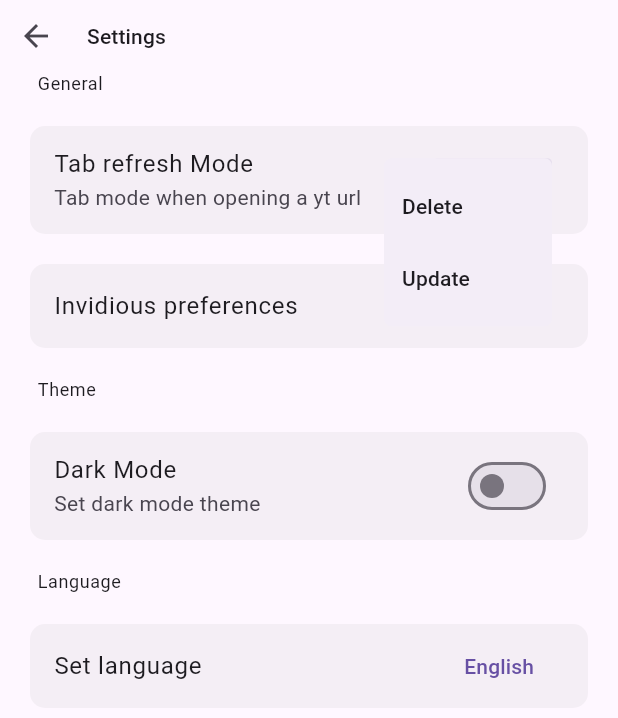
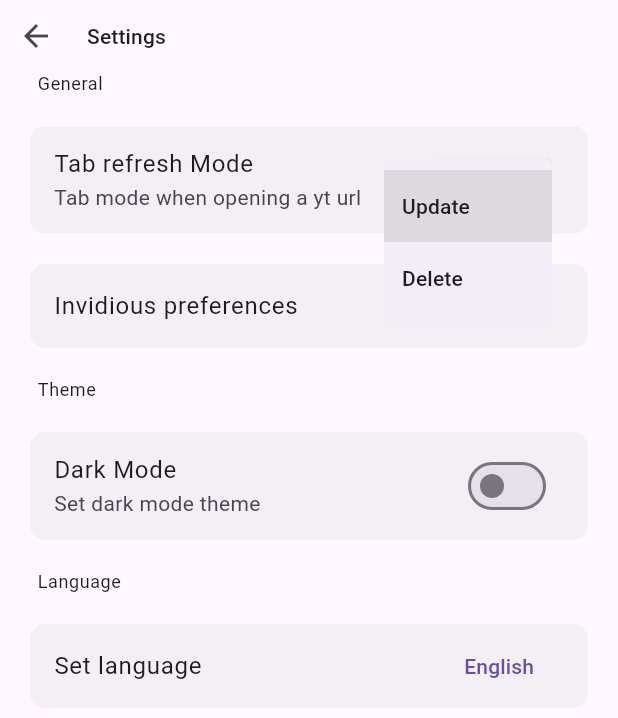
Before and after one commit to XxA7med66xX/forwardious, a Flutter app: the SettingsScreen screen opened by its route, after a tap on "Update", on a phone screen of 412 x 824 dp. Shown: the top 718 px of the screen. Run offline on Flutter 3.47's test engine with Material 3 defaults, Android fonts, the phone set to English and light mode, and no system bars; our stand-ins replace flutter_bloc, shared_preferences; missing offline and left inert: chrome_extension; accounts and stored records are empty; generated files the repository leaves out were written again; network calls fail.

Commit message:
Some modifications to the tab refresh mode option
The modifications include:
- Resolving the issue of UI not refreshing with the selected option when clicking on PopupMenu.
- Replacing the previous logic for interface refresh with an improved logic.
- Some enhancements to the code structure.

```diff
--- /dev/null
+++ b/lib/backend/bloc/cubit/chrome_settings/tab_refresh_cubit.dart
@@ -0,0 +1,53 @@
+import 'package:flutter/material.dart';
+import 'package:flutter_bloc/flutter_bloc.dart';
+import 'package:forwardious/backend/chrome_api/storage/chrome_storage.dart';
+import 'package:forwardious/i18n/strings.g.dart';
+import 'package:shared_preferences/shared_preferences.dart';
+
+class TabRefreshCubit extends Cubit<String> {
+  TabRefreshCubit(this.prefs) : super('');
+
+  final SharedPreferences prefs;
+
+  late String? selectedItem = prefs.getString('tabMode') ?? 'updateTab';
+
+  late Map<String, String> wordMap;
+
+  //When the value is ['removeTab'], it means that Chrome
+  //will remove the tab once you open a YouTube URL
+  //and create another tab with the Invidious instance.
+  //If the value is ['updateTab'],it will just update the current tab.
+
+  //Then I set the values in the Chrome storage using
+  //the Chrome API so that I can use these values in the
+  //background.dart.js file.
+  void selected(String item) {
+    switch (item) {
+      case 'updateTab':
+        selectedItem = item;
+        prefs.setString('tabMode', item);
+        ChromeStorage.save({'deleteTab': false}); //Chrome Api
+        emit(item);
+
+      case 'removeTab':
+        selectedItem = item;
+        prefs.setString('tabMode', item);
+        ChromeStorage.save({'deleteTab': true}); //Chrome Api
+        emit(item);
+        break;
+      default:
+    }
+  }
+
+  void buildWordMap(BuildContext context) {
+    wordMap = {
+      'updateTab': context.t.settingsScreen.updateTab,
+      'removeTab': context.t.settingsScreen.removeTab,
+    };
+    emit(selectedItem ?? context.t.settingsScreen.updateTab);
+  }
+
+  String getSelectedValue(BuildContext context) {
+    return wordMap[selectedItem] ?? context.t.settingsScreen.updateTab;
+  }
+}
--- a/lib/frontend/screens/settings/sections/general/tab_refresh_option.dart
+++ b/lib/frontend/screens/settings/sections/general/tab_refresh_option.dart
@@ -1,7 +1,6 @@
 import 'package:flutter/material.dart';
 import 'package:flutter_bloc/flutter_bloc.dart';
-import 'package:forwardious/backend/bloc/cubit/chrome_settings/tab_behaviour_cubit.dart';
-import 'package:forwardious/backend/chrome_api/storage/chrome_storage.dart';
+import 'package:forwardious/backend/bloc/cubit/chrome_settings/tab_refresh_cubit.dart';
 import 'package:forwardious/frontend/modules/option_card.dart';
 import 'package:forwardious/frontend/modules/popup_menu_button.dart';
 import 'package:forwardious/i18n/strings.g.dart';
@@ -11,44 +10,27 @@ class TabRefreshOption extends StatelessWidget {
 
   @override
   Widget build(BuildContext context) {
+
+    final tabRefreshCubit = context.read<TabRefreshCubit>();
+    // Rebuild wordsMap to ensure getting the latest translations
+    tabRefreshCubit.buildWordMap(context);
+
     return OptionCard(
       title: Text(context.t.settingsScreen.tabRefreshBehaviour),
       subtitle: Text(context.t.settingsScreen.tabBehaviourWhenOpeningaYoutubeUrl),
       trailing: BlocBuilder<TabRefreshCubit, String>(
         builder: (context, state) {
           return PopupMenu(
-            initialValue: context.watch<TabRefreshCubit>().selected,
-            //When the value is ['RemoveTab'], it means that Chrome
-            //will remove the tab once you open a YouTube URL
-            //and create another tab with the Invidious instance.
-            //If the value is ['UpdateTab'],it will just update the current tab.
-            //I set the value as true in the Chrome storage using
-            //the Chrome API so that I can use these values in the
-            //background.dart.js file.
+            initialValue: context.watch<TabRefreshCubit>().selectedItem,
             onSelected: (value) {
-              if (value == 'RemoveTab') {
-                ChromeStorage.save({'deleteTab': true});
-                context.read<TabRefreshCubit>().removeTab();
-              } else {
-                ChromeStorage.save({'deleteTab': false});
-                context.read<TabRefreshCubit>().updateTab();
-              }
+              context.read<TabRefreshCubit>().selected(value);
             },
-
             itemBuilder: (context) {
-              return [
-                PopupMenuItem(
-                  value: 'RemoveTab',
-                  child: Text(t.settingsScreen.removeTab),
-                ),
-                PopupMenuItem(
-                  value: 'UpdateTab',
-                  child: Text(t.settingsScreen.updateTab),
-                ),
-              ];
+              return tabRefreshCubit.wordMap.entries.map((e) {
+                return PopupMenuItem(value: e.key,child: Text(e.value));
+              }).toList();
             },
-
-            selectedItem: context.watch<TabRefreshCubit>().selected!,
+            selectedItem: context.watch<TabRefreshCubit>().getSelectedValue(context),
           );
         },
       ),
--- a/lib/main.dart
+++ b/lib/main.dart
@@ -1,6 +1,6 @@
 import 'package:flutter/material.dart';
 import 'package:flutter_bloc/flutter_bloc.dart';
-import 'package:forwardious/backend/bloc/cubit/chrome_settings/tab_behaviour_cubit.dart';
+import 'package:forwardious/backend/bloc/cubit/chrome_settings/tab_refresh_cubit.dart';
 import 'package:forwardious/backend/bloc/cubit/invidious/prefrences/always_loop_cubit.dart';
 import 'package:forwardious/backend/bloc/cubit/invidious/prefrences/audio_mode_cubit.dart';
 import 'package:forwardious/backend/bloc/cubit/invidious/prefrences/auto_play_cubit.dart';
```
Also changed, not shown: lib/backend/bloc/cubit/chrome_settings/tab_behaviour_cubit.dart (deleted, +0 -26 lines), lib/frontend/screens/settings/sections/language/select_lang_screen.dart (+0 -11 lines).
